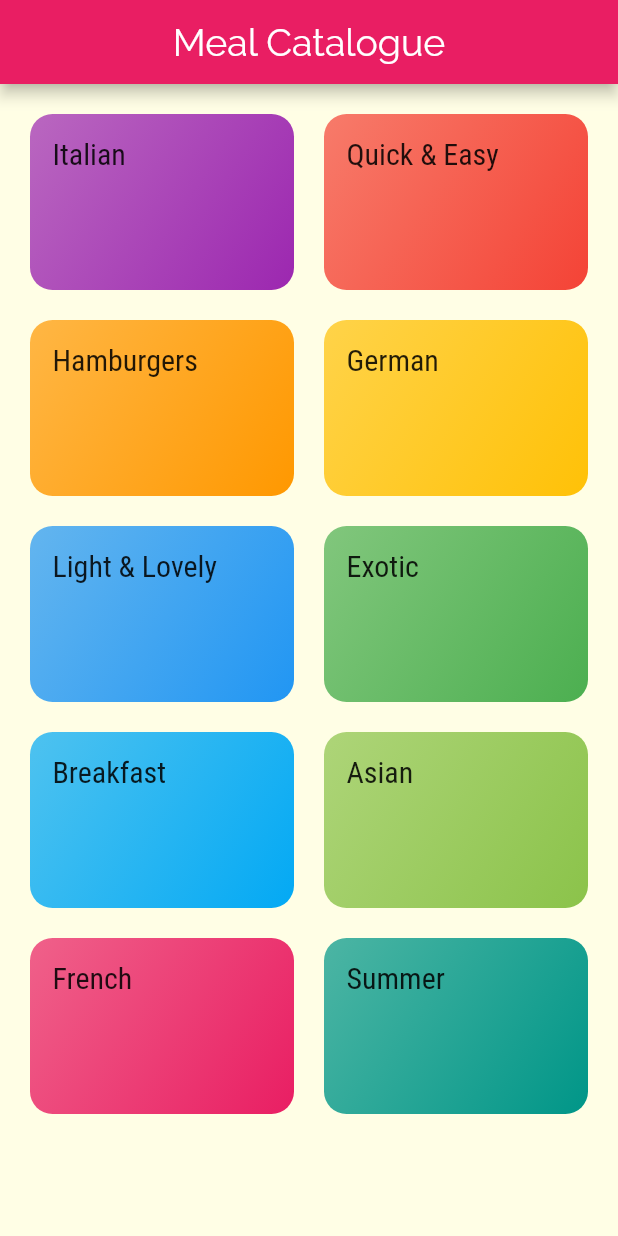
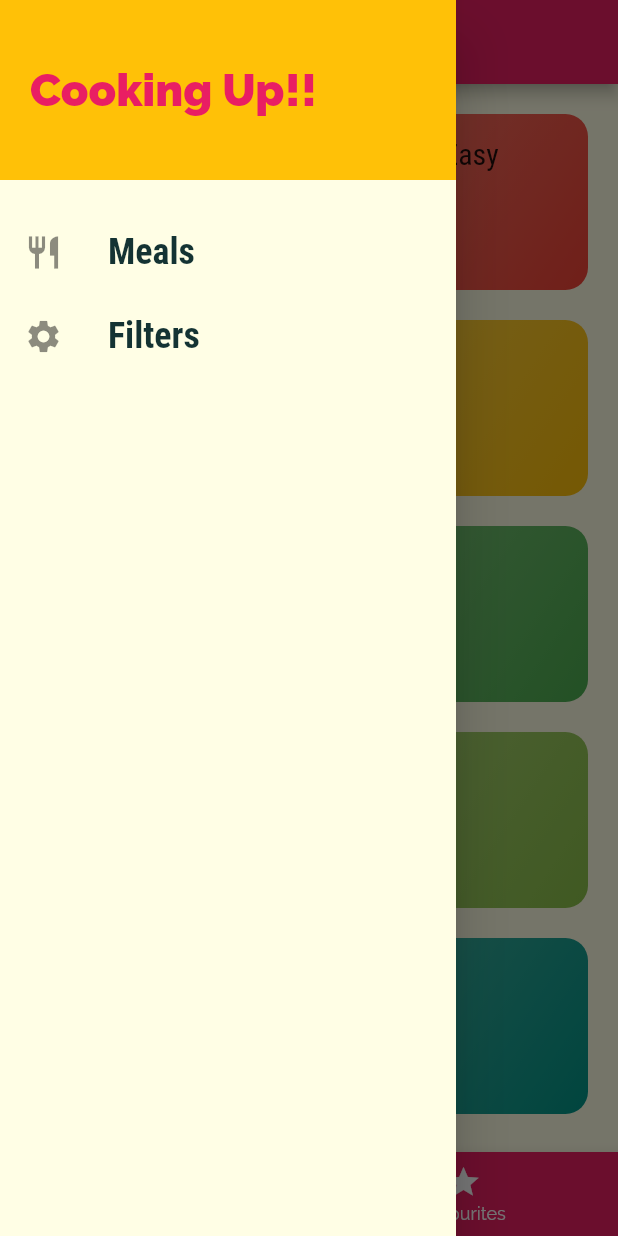
Before and after one commit to aashirsaroya/EasyCook, a Flutter app: the screen it shows after launch, with the side drawer open (before the commit the screen has no drawer), on a phone screen of 412 x 824 dp. Run offline on Flutter 3.47's test engine with Material 2 defaults, Android fonts, the phone set to English and light mode, and no system bars.

Commit message:
Added drawer and few styling changes

```diff
--- a/meals/lib/main.dart
+++ b/meals/lib/main.dart
@@ -1,5 +1,6 @@
 import 'package:flutter/material.dart';
 import 'package:meals/screens/meal_detail_screen.dart';
+import 'package:meals/screens/tabs_screen.dart';
 import 'screens/category_meals_screen.dart';
 import 'screens/categories_screen.dart';
 void main()=>runApp(MyApp());
@@ -26,7 +27,7 @@ class MyApp extends StatelessWidget {
 
       ),
       routes:{
-        '/': (ctx) => CategoriesScreen(),
+        '/': (ctx) => TabsScreen(),
         '/category-meals': (ctx) => CategoryMealsScreen(),
         MealDetailScreen.routeName: (ctx) => MealDetailScreen(),
       } ,
--- a/meals/lib/screens/categories_screen.dart
+++ b/meals/lib/screens/categories_screen.dart
@@ -4,18 +4,7 @@ import '../widgets/category_item.dart';
 class CategoriesScreen extends StatelessWidget {
   @override
   Widget build(BuildContext context) {
-    return Scaffold(
-      appBar: AppBar(
-        title:const Text('Meal Catalogue',
-        style: TextStyle(
-          fontWeight: FontWeight.normal,
-          color: Colors.white,
-          fontSize: 25,
-        ),
-        ),
-        centerTitle: true,
-      ),
-      body: GridView(
+    return  GridView(
         padding: const EdgeInsets.all(20),
         children: DUMMY_CATEGORIES.map((catData)=> CategoryItem(
           catData.id,
@@ -28,7 +17,6 @@ class CategoriesScreen extends StatelessWidget {
           crossAxisSpacing: 20,
           mainAxisSpacing: 20,
         ),
-      ),
-    );
+      );
   }
 }
--- /dev/null
+++ b/meals/lib/screens/favourites_screen.dart
@@ -0,0 +1,9 @@
+import 'package:flutter/material.dart';
+class FavouritesScreen extends StatelessWidget {
+  @override
+  Widget build(BuildContext context) {
+    return Center(
+      child: Text('The Favourites'),
+    );
+  }
+}
--- /dev/null
+++ b/meals/lib/screens/tabs_screen.dart
@@ -0,0 +1,59 @@
+import 'package:flutter/material.dart';
+import 'package:meals/screens/categories_screen.dart';
+import 'package:meals/screens/favourites_screen.dart';
+import '../widgets/main_drawer.dart';
+
+class TabsScreen extends StatefulWidget {
+  @override
+  _TabsScreenState createState() => _TabsScreenState();
+}
+
+class _TabsScreenState extends State<TabsScreen> {
+  final List<Map<String,Object>> _pages = [
+    {'page':CategoriesScreen(),'title':'Categories'},
+    {'page':FavouritesScreen(),'title':'Your Favourites'},
+  ];
+  int _selectedPageIndex = 0;
+
+  void _selectPage(int index)
+  {
+     setState(() {
+       _selectedPageIndex = index;
+
+     });
+  }
+
+  @override
+  Widget build(BuildContext context) {
+    return Scaffold(
+        appBar: AppBar(
+          title: Text(_pages[_selectedPageIndex]['title'],
+            style: TextStyle(
+              fontWeight: FontWeight.w600,
+              fontSize: 24,
+            ),
+          ),
+          centerTitle: true,
+        ),
+        drawer: MainDrawer(),
+        body: _pages[_selectedPageIndex]['page'],
+        bottomNavigationBar: BottomNavigationBar(
+          onTap: _selectPage,
+          backgroundColor: Theme.of(context).primaryColor,
+          unselectedItemColor: Colors.white,
+          selectedItemColor: Theme.of(context).accentColor,
+          currentIndex: _selectedPageIndex,
+          items:[
+            BottomNavigationBarItem(
+              icon: Icon(Icons.category),
+              title: Text('Categories'),
+            ),
+            BottomNavigationBarItem(
+              icon: Icon(Icons.star),
+              title: Text('Favourites'),
+            )
+          ] ,
+        ),
+      );
+  }
+}
--- /dev/null
+++ b/meals/lib/widgets/main_drawer.dart
@@ -0,0 +1,56 @@
+import 'package:flutter/material.dart';
+
+class MainDrawer extends StatelessWidget {
+  @override
+  Widget build(BuildContext context) {
+    return Drawer(
+      child: Column(
+        children: <Widget>[
+          Container(
+            height: 120,
+            width: double.infinity,
+            padding: EdgeInsets.all(20),
+            alignment: Alignment.centerLeft,
+            color: Theme.of(context).accentColor,
+            child: Text('Cooking Up!!',
+            style: TextStyle(
+              fontWeight: FontWeight.w900,
+              fontSize: 30,
+              color: Theme.of(context).primaryColor,
+            ),
+            ),
+          ),
+          SizedBox(
+            height: 20,
+          ),
+          ListTile(
+            leading: Icon(Icons.restaurant, size: 26,),
+            title: Text('Meals',
+            style: TextStyle(
+              fontFamily: 'RobotoCondensed',
+              fontSize: 24,
+              fontWeight: FontWeight.bold,
+            ),
+            ),
+            onTap:(){
+
+            } ,
+          ),
+          ListTile(
+            leading: Icon(Icons.settings, size: 26,),
+            title: Text('Filters',
+              style: TextStyle(
+                fontFamily: 'RobotoCondensed',
+                fontSize: 24,
+                fontWeight: FontWeight.bold,
+              ),
+            ),
+            onTap:(){
+
+            } ,
+          ),
+        ],
+      ),
+    );
+  }
+}
```
